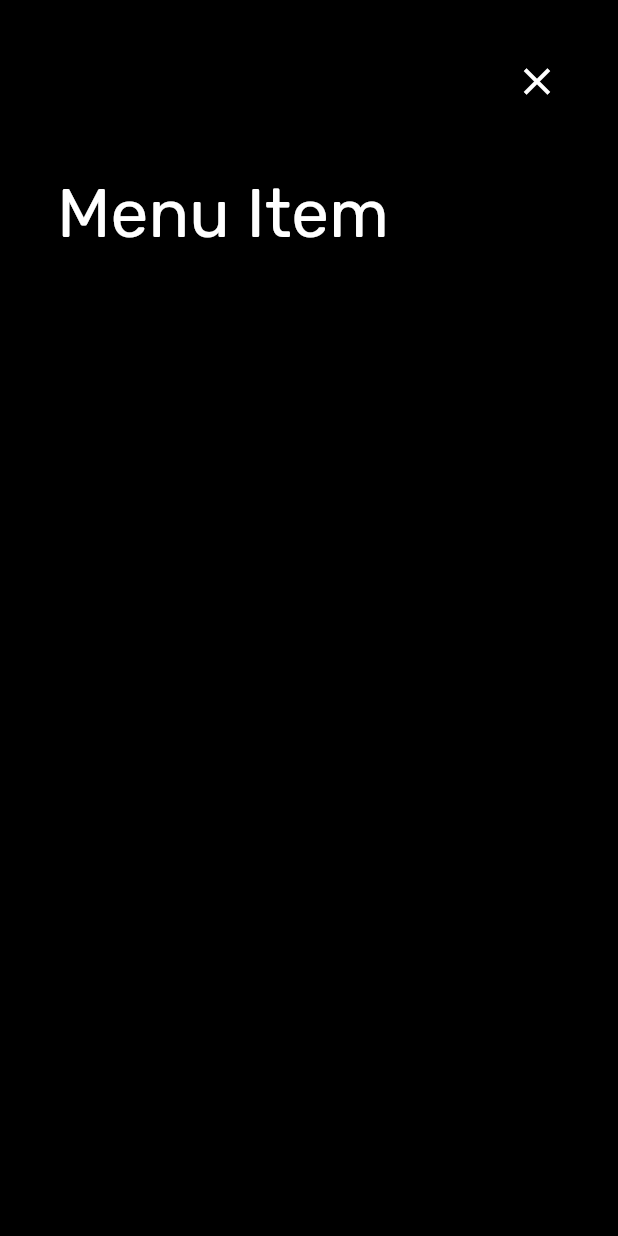
After one commit to patricknicolosi/spotify_flutter, a Flutter app: the NavigationScaffold screen opened directly, after a tap on the "search" icon, after a tap on the "menu" icon, on a phone screen of 412 x 824 dp. The commit adds this screen. Run offline on Flutter 3.47's test engine with Material 2 defaults, Android fonts, the phone set to English and light mode, and no system bars; drawn by our look-alikes of flutter_animate; our stand-ins replace google_fonts, just_audio; missing offline and left inert: colorlizer, spotify, youtube_explode_dart.

Commit message:
Improved toolbar responsiveness

```diff
--- a/lib/components/category_card.dart
+++ b/lib/components/category_card.dart
@@ -25,7 +25,7 @@ class CategoryCard extends StatelessWidget {
           children: [
             Positioned(
               top: 160.0,
-              left: 180.0,
+              left: 160.0,
               child: RotationTransition(
                 turns: const AlwaysStoppedAnimation(25 / 360),
                 child: Container(
@@ -39,7 +39,7 @@ class CategoryCard extends StatelessWidget {
                   ),
                   child: Image.network(
                     imageUrl,
-                    width: 100,
+                    width: 120,
                   ),
                 ),
               ),
--- /dev/null
+++ b/lib/components/custom_drawer.dart
@@ -0,0 +1,48 @@
+import 'package:flutter/material.dart';
+
+//TODO: Complete
+class CustomDrawer extends StatelessWidget {
+  const CustomDrawer({
+    super.key,
+  });
+
+  @override
+  Widget build(BuildContext context) {
+    return Dialog.fullscreen(
+      backgroundColor: Colors.black,
+      child: Padding(
+        padding: const EdgeInsets.all(30.0),
+        child: Column(
+          crossAxisAlignment: CrossAxisAlignment.start,
+          mainAxisAlignment: MainAxisAlignment.start,
+          children: [
+            Align(
+              alignment: Alignment.topRight,
+              child: IconButton(
+                color: Colors.white,
+                iconSize: 30,
+                icon: const Icon(Icons.close),
+                onPressed: () {
+                  Navigator.pop(context);
+                },
+              ),
+            ),
+            const SizedBox(height: 30),
+            TextButton(
+              child: Text(
+                "Menu Item",
+                style: Theme.of(context)
+                    .textTheme
+                    .displaySmall!
+                    .copyWith(color: Colors.white),
+              ),
+              onPressed: () {
+                Navigator.pop(context);
+              },
+            ),
+          ],
+        ),
+      ),
+    );
+  }
+}
--- a/lib/components/tools_bar.dart
+++ b/lib/components/tools_bar.dart
@@ -1,26 +1,39 @@
 import 'package:flutter/material.dart';
 import 'package:flutter_animate/flutter_animate.dart';
 import 'package:provider/provider.dart';
+import 'package:spotify_flutter/components/custom_drawer.dart';
 import 'package:spotify_flutter/providers/navigation_provider.dart';
 import 'package:spotify_flutter/screens/search_results_screen.dart';
 import 'package:spotify_flutter/screens/search_screen.dart';
+import 'package:spotify_flutter/utils/screen_utils.dart';
 
 class ToolsBar extends StatelessWidget {
-  final bool showSearchField;
-  const ToolsBar({required this.showSearchField, super.key});
+  const ToolsBar({super.key});
 
   @override
   Widget build(BuildContext context) {
+    final NavigationProvider navigationProvider =
+        Provider.of<NavigationProvider>(context);
     return SizedBox(
       height: 70,
-      width: MediaQuery.of(context).size.width / 1.25,
+      width: ScreenUtils.isDesktop(context)
+          ? ScreenUtils.screenWidth(context) / 1.25
+          : ScreenUtils.screenWidth(context),
       child: Align(
         child: AppBar(
-          backgroundColor: Colors.black,
+          backgroundColor: ScreenUtils.isMobile(context)
+              ? const Color.fromRGBO(61, 4, 96, 1)
+              : Colors.black,
           elevation: 0,
           toolbarHeight: 65,
-          leadingWidth: 350,
-          leading: showSearchField
+          leadingWidth: ScreenUtils.isMobile(context) ? 150 : 0,
+          leading: ScreenUtils.isMobile(context)
+              ? Padding(
+                  padding: const EdgeInsets.fromLTRB(20, 0, 0, 0),
+                  child: Image.asset("assets/logo.png"),
+                )
+              : const SizedBox(),
+          title: ScreenUtils.isDesktop(context)
               ? Padding(
                   padding:
                       const EdgeInsets.symmetric(horizontal: 20, vertical: 12),
@@ -69,8 +82,20 @@ class ToolsBar extends StatelessWidget {
                 )
               : const SizedBox(),
           actions: [
+            ScreenUtils.isMobile(context)
+                ? Padding(
+                    padding: const EdgeInsets.fromLTRB(0, 10, 15, 10),
+                    child: IconButton(
+                      icon: const Icon(Icons.search),
+                      onPressed: () {
+                        navigationProvider
+                            .changeCurrentScreen(const SearchScreen());
+                      },
+                    ),
+                  )
+                : const SizedBox(),
             Padding(
-              padding: const EdgeInsets.fromLTRB(0, 10, 15, 10),
+              padding: const EdgeInsets.fromLTRB(0, 10, 8, 10),
               child: FloatingActionButton.extended(
                 mouseCursor: SystemMouseCursors.forbidden,
                 backgroundColor: Colors.white,
@@ -85,6 +110,24 @@ class ToolsBar extends StatelessWidget {
                 ),
               ),
             ),
+            ScreenUtils.isMobile(context)
+                ? Padding(
+                    padding: const EdgeInsets.fromLTRB(0, 10, 15, 10),
+                    child: IconButton(
+                      icon: const Icon(Icons.menu),
+                      onPressed: () {
+                        showDialog(
+                          context: context,
+                          builder: (context) =>
+                              const CustomDrawer().animate().fadeIn().slideX(
+                                    begin: 1,
+                                    end: 0,
+                                  ),
+                        );
+                      },
+                    ),
+                  )
+                : const SizedBox(),
           ],
         ),
       ),
--- a/lib/navigation_scaffold.dart
+++ b/lib/navigation_scaffold.dart
@@ -7,6 +7,7 @@ import 'package:spotify_flutter/providers/audio_player_provider.dart';
 import 'package:spotify_flutter/providers/navigation_provider.dart';
 import 'package:spotify_flutter/screens/home_screen.dart';
 import 'package:spotify_flutter/screens/search_screen.dart';
+import 'package:spotify_flutter/utils/screen_utils.dart';
 
 class NavigationScaffold extends StatelessWidget {
   final Widget? child;
@@ -14,33 +15,37 @@ class NavigationScaffold extends StatelessWidget {
 
   @override
   Widget build(BuildContext context) {
+    final NavigationProvider navigationProvider =
+        Provider.of<NavigationProvider>(context);
+    final AudioPlayerProvider audioPlayerProvider =
+        Provider.of<AudioPlayerProvider>(context);
+
     final List<CustomNavigationRailDestination> destinations = [
       CustomNavigationRailDestination(
         icon: Icons.home_filled,
         label: "Home",
         selected: true,
         onTap: () {
-          Provider.of<NavigationProvider>(context, listen: false)
-              .changeCurrentScreen(const HomeScreen());
+          navigationProvider.changeCurrentScreen(const HomeScreen());
         },
       ),
       CustomNavigationRailDestination(
         icon: Icons.search_sharp,
         label: "Search",
         onTap: () {
-          Provider.of<NavigationProvider>(context, listen: false)
-              .changeCurrentScreen(const SearchScreen(),
-                  showToolBarValue: true);
+          navigationProvider.changeCurrentScreen(const SearchScreen());
         },
       ),
     ];
 
     return Scaffold(
-      body: Stack(
+      body: LayoutBuilder(builder: (context, screen) {
+        return Stack(
           children: [
             Row(
               children: [
-              Expanded(
+                ScreenUtils.isDesktop(context)
+                    ? Expanded(
                         child: CustomNavigationRail(
                           leading: Image.asset("assets/logo.png", width: 140),
                           trailing: Wrap(
@@ -69,30 +74,29 @@ class NavigationScaffold extends StatelessWidget {
                           ),
                           destinations: destinations,
                         ),
-              ),
+                      )
+                    : const SizedBox(),
                 Expanded(
                   flex: 4,
-                child: Provider.of<NavigationProvider>(context, listen: true)
-                    .currentScreen,
+                  child: navigationProvider.currentScreen,
                 ),
               ],
             ),
             Align(
               alignment: Alignment.bottomCenter,
-            child: Provider.of<AudioPlayerProvider>(context, listen: true)
-                    .tracks
-                    .isNotEmpty
+              child: audioPlayerProvider.tracks.isNotEmpty
                   ? const AudioPlayerBar()
                   : const SizedBox(),
             ),
-          Provider.of<NavigationProvider>(context, listen: true).showToolBar
+            navigationProvider.showToolsBar
                 ? const Align(
                     alignment: Alignment.topRight,
-                  child: ToolsBar(showSearchField: true),
+                    child: ToolsBar(),
                   )
                 : const SizedBox()
           ],
-      ),
+        );
+      }),
     );
   }
 }
--- a/lib/providers/navigation_provider.dart
+++ b/lib/providers/navigation_provider.dart
@@ -3,12 +3,12 @@ import 'package:spotify_flutter/screens/home_screen.dart';
 
 class NavigationProvider extends ChangeNotifier {
   Widget currentScreen = const HomeScreen();
-  bool showToolBar = true;
+  bool showToolsBar = true;
 
-  void changeCurrentScreen(Widget newScreen, {bool? showToolBarValue}) {
+  void changeCurrentScreen(Widget newScreen, {bool? showToolsBarValue = true}) {
     currentScreen = newScreen;
-    if (showToolBarValue != null) {
-      showToolBar = showToolBarValue;
+    if (showToolsBarValue != null) {
+      showToolsBar = showToolsBarValue;
     }
     notifyListeners();
   }
--- a/lib/screens/home_screen.dart
+++ b/lib/screens/home_screen.dart
@@ -6,14 +6,32 @@ import 'package:spotify_flutter/components/collection_card.dart';
 import 'package:spotify_flutter/helpers/spotify_api_helper.dart';
 import 'package:spotify_flutter/providers/navigation_provider.dart';
 import 'package:spotify_flutter/screens/playlist_screen.dart';
+import 'package:spotify_flutter/utils/screen_utils.dart';
 
 class HomeScreen extends StatelessWidget {
   const HomeScreen({super.key});
 
   @override
   Widget build(BuildContext context) {
+    final NavigationProvider navigationProvider =
+        Provider.of<NavigationProvider>(context);
+
     return Scaffold(
-      body: SingleChildScrollView(
+      body: Container(
+        decoration: ScreenUtils.isMobile(context)
+            ? BoxDecoration(
+                gradient: LinearGradient(
+                  end: Alignment.bottomRight,
+                  begin: Alignment.topLeft,
+                  stops: const [0.2, 0.4],
+                  colors: [
+                    const Color.fromRGBO(61, 4, 96, 1).withOpacity(0.3),
+                    Theme.of(context).scaffoldBackgroundColor,
+                  ],
+                ),
+              )
+            : null,
+        child: SingleChildScrollView(
           child: Padding(
             padding: const EdgeInsets.symmetric(horizontal: 30, vertical: 100),
             child: Column(
@@ -40,17 +58,17 @@ class HomeScreen extends StatelessWidget {
                             itemBuilder: (context, index) {
                               return CollectionCard(
                                 imageUrl:
-                                  snapshot.data?[index].images!.first.url ?? "",
+                                    snapshot.data?[index].images!.first.url ??
+                                        "",
                                 title: snapshot.data?[index].name ?? "",
-                              subtitle: snapshot.data?[index].description ?? "",
+                                subtitle:
+                                    snapshot.data?[index].description ?? "",
                                 onTap: () {
-                                Provider.of<NavigationProvider>(context,
-                                        listen: false)
-                                    .changeCurrentScreen(
+                                  navigationProvider.changeCurrentScreen(
                                       PlaylistScreen(
                                         playlist: snapshot.data![index],
                                       ),
-                                        showToolBarValue: false);
+                                      showToolsBarValue: false);
                                 },
                               );
                             },
@@ -78,17 +96,17 @@ class HomeScreen extends StatelessWidget {
                             itemBuilder: (context, index) {
                               return CollectionCard(
                                 imageUrl:
-                                  snapshot.data?[index].images!.first.url ?? "",
+                                    snapshot.data?[index].images!.first.url ??
+                                        "",
                                 title: snapshot.data?[index].name ?? "",
-                              subtitle: snapshot.data?[index].description ?? "",
+                                subtitle:
+                                    snapshot.data?[index].description ?? "",
                                 onTap: () {
-                                Provider.of<NavigationProvider>(context,
-                                        listen: false)
-                                    .changeCurrentScreen(
+                                  navigationProvider.changeCurrentScreen(
                                       PlaylistScreen(
                                         playlist: snapshot.data![index],
                                       ),
-                                        showToolBarValue: false);
+                                      showToolsBarValue: false);
                                 },
                               );
                             },
@@ -99,6 +117,7 @@ class HomeScreen extends StatelessWidget {
             ),
           ),
         ).animate().fade(),
+      ),
     );
   }
 }
--- a/lib/screens/search_screen.dart
+++ b/lib/screens/search_screen.dart
@@ -42,8 +42,8 @@ class _SearchScreenState extends State<SearchScreen> {
                               MediaQuery.of(context).size.width > 600
                                   ? MediaQuery.of(context).size.width > 900
                                       ? 300
-                                      : 600
-                                  : MediaQuery.of(context).size.width,
+                                      : MediaQuery.of(context).size.width / 3
+                                  : MediaQuery.of(context).size.width / 2,
                           crossAxisSpacing: 12,
                           mainAxisSpacing: 12,
                         ),
--- /dev/null
+++ b/lib/utils/screen_utils.dart
@@ -0,0 +1,23 @@
+import 'package:flutter/material.dart';
+
+class ScreenUtils {
+  static const double desktopBreakpoint = 1000.0;
+
+  static bool isDesktop(BuildContext context) {
+    if (screenWidth(context) >= desktopBreakpoint) return true;
+    return false;
+  }
+
+  static bool isMobile(BuildContext context) {
+    if (screenWidth(context) <= desktopBreakpoint) return true;
+    return false;
+  }
+
+  static double screenWidth(BuildContext context) {
+    return MediaQuery.of(context).size.width;
+  }
+
+  static double screenHeight(BuildContext context) {
+    return MediaQuery.of(context).size.height;
+  }
+}
```
Also changed, not shown: lib/main.dart (+1 -9 lines), lib/screens/artist_screen.dart (+9 -13 lines), lib/screens/playlist_screen.dart (+7 -13 lines), lib/screens/search_results_screen.dart (+15 -20 lines), lib/utils/color_utils.dart (added, +11 -0 lines), 1 other file. Lines whose indentation alone changed are shown as unchanged.
